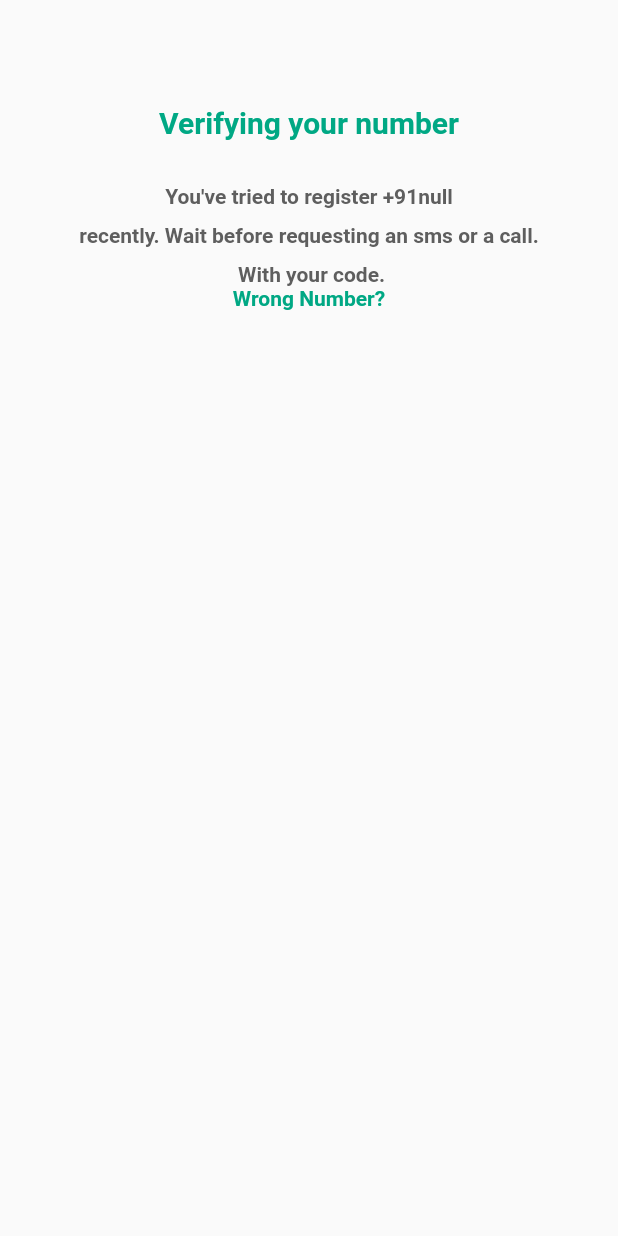
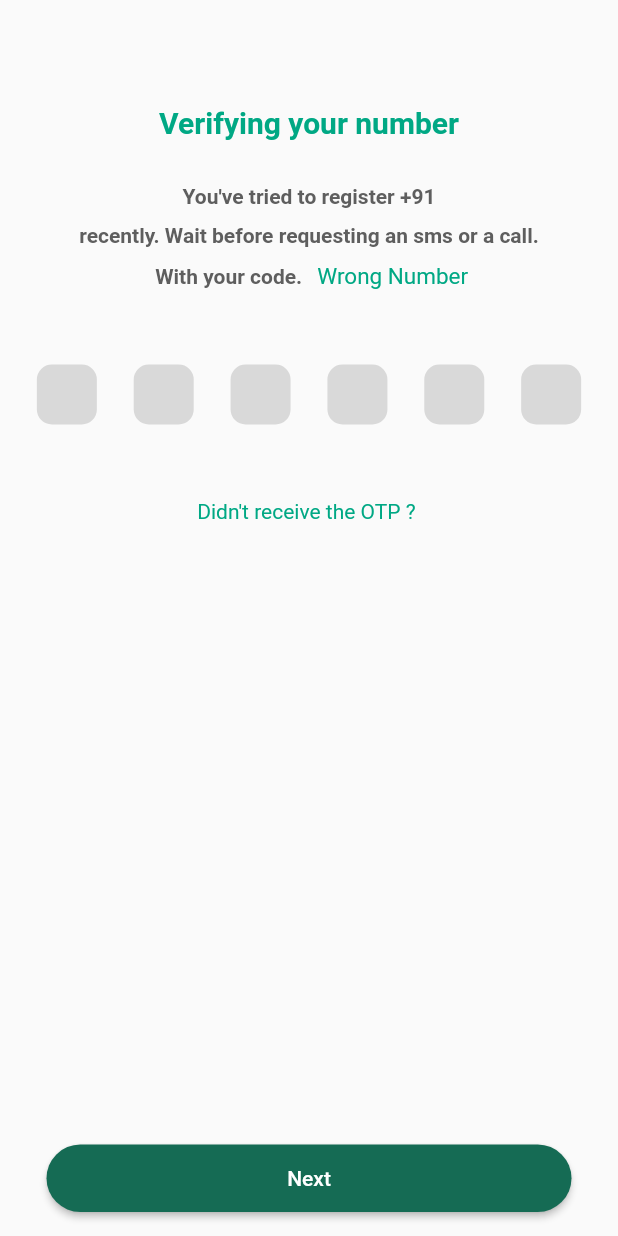
Before and after one commit to kushhmishra45-droid/beginning_of_new_chapter, a Flutter app: the OtpScreen screen opened directly with empty values, on a phone screen of 412 x 824 dp. Run offline on Flutter 3.47's test engine with Material 3 defaults, Android fonts, the phone set to English and light mode, and no system bars.

Commit message:
Otp screen completed today

```diff
--- /dev/null
+++ b/lib/Screens/mainscreen.dart
@@ -0,0 +1,17 @@
+import 'package:flutter/material.dart';
+
+class Mainscreen extends StatelessWidget {
+  const Mainscreen({super.key});
+
+  @override
+  Widget build(BuildContext context) {
+    return Scaffold(
+      body: Center(
+        child: Column(
+
+
+        ),
+      ),
+    );
+  }
+}
--- a/lib/Screens/otpscreen.dart
+++ b/lib/Screens/otpscreen.dart
@@ -1,40 +1,97 @@
+import 'package:begining_of_new_chapter/Screens/mainscreen.dart';
 import 'package:begining_of_new_chapter/widgets/uihelper.dart';
 import 'package:flutter/material.dart';
 
 class OtpScreen extends StatefulWidget {
- // const OtpScreen({super.key, required String phonenumber});
+ const OtpScreen({super.key, required this.phonenumber});
 
-String phonenumber;
-OtpScreen({super.key, required this.phonenumber});
+  final String phonenumber;
 
   @override
   State<OtpScreen> createState() => _OtpScreenState();
 }
 
 class _OtpScreenState extends State<OtpScreen> {
-  get phonenumber => null;
+TextEditingController otp1controller =TextEditingController();
+
+TextEditingController otp2controller =TextEditingController();
+
+TextEditingController otp3controller =TextEditingController();
+
+TextEditingController otp4controller =TextEditingController();
+
+TextEditingController otp5controller =TextEditingController();
+
+TextEditingController otp6controller =TextEditingController();
+
+//String phonenumber;
+  @override
+ State<OtpScreen> createState() => _OtpScreenState();
+//}
+
+//class _OtpScreenState extends State<OtpScreen> {
+//   get phonenumber => null;
+
+  //  get child => null;
+
+
 
   @override
   Widget build(BuildContext context) {
     return Scaffold(
       body: Center(
         child: Column(
-        //  mainAxisAlignment: MainAxisAlignment.center,
+        //mainAxisAlignment: MainAxisAlignment.center,
           children: [
         SizedBox(height: 70,),
           Uihelper.CustomText(text: "Verifying your number" , height: 20 ,color: Color(0XFF00A884),fontWeight: FontWeight.bold),
           SizedBox(height: 30,),
-          Uihelper.CustomText(text: "You've tried to register +91${phonenumber}", height: 14 ,color: Color(0XFF5E5E5E),fontWeight: FontWeight.bold),
+          Uihelper.CustomText(text: "You've tried to register +91${widget.phonenumber}", height: 14 ,color: Color(0XFF5E5E5E),fontWeight: FontWeight.bold),
           SizedBox(height: 10,),
           Uihelper.CustomText(text: "recently. Wait before requesting an sms or a call." , height: 14 ,color: Color(0XFF5E5E5E),fontWeight: FontWeight.bold),
           SizedBox(height: 10,),
+          Row(
+            mainAxisAlignment: MainAxisAlignment.center,
+          children: [
           Uihelper.CustomText(text: " With your code." , height: 14 ,color: Color(0XFF5E5E5E),fontWeight: FontWeight.bold),
-          Uihelper.CustomText(text: " Wrong Number? " , height: 14 ,color: Color(0XFF00A884),fontWeight: FontWeight.bold),
-
+          SizedBox(width: 10,),
+          GestureDetector(
+            onTap: (){
+              Navigator.pop(context);
+            },
+              child: Uihelper.CustomText(
+              text: "Wrong Number",
+              color: Color(0XFF00A884),
+              height: 15,
+            ),
+          ),
+                ],
+          ),
           SizedBox(height: 50,),
+          Row(
+            mainAxisAlignment: MainAxisAlignment.spaceEvenly,
+            children: [
+              Uihelper.CustomContainer(otp1controller),
+              Uihelper.CustomContainer(otp2controller),
+              Uihelper.CustomContainer(otp3controller),
+              Uihelper.CustomContainer(otp4controller),
+              Uihelper.CustomContainer(otp5controller),
+              Uihelper.CustomContainer(otp6controller),
+            ],
+          ),
+          SizedBox(height: 50,),
+          Uihelper.CustomText(
+            text: "Didn't receive the OTP ? ",
+            height: 14,
+            color: Color(0XFF00A884),
+          ),
           ]
         ),
       ),
+      floatingActionButton: Uihelper.CustomButton( callback: () {
+        Navigator.push(context, MaterialPageRoute(builder: (context) => Mainscreen()));
+       } ,buttonname: "Next", ),
+       floatingActionButtonLocation: FloatingActionButtonLocation.centerFloat,
     );
   }
 }
--- a/lib/widgets/uihelper.dart
+++ b/lib/widgets/uihelper.dart
@@ -23,4 +23,24 @@ return SizedBox(
   static CustomText({required String text, required double height, Color? color,FontWeight? fontWeight}){
     return Text(text,style: TextStyle(fontSize: height,color: color??Color(0XFF5E5E5E),fontWeight: fontWeight),);
   }
+
+  static CustomContainer (TextEditingController controller){
+    return Container(
+      height: 40,
+      width: 40,
+      decoration: BoxDecoration(
+        borderRadius: BorderRadius.circular(10),
+        color: Color(0XFFD9D9D9),
+      ),
+      child: Padding(
+        padding: const EdgeInsets.all(8.0),
+        child: TextField(
+          controller: controller,
+          decoration: InputDecoration(
+            border: InputBorder.none,
+          ),
+        ),
+      ),
+    );
+  }
 }
```
